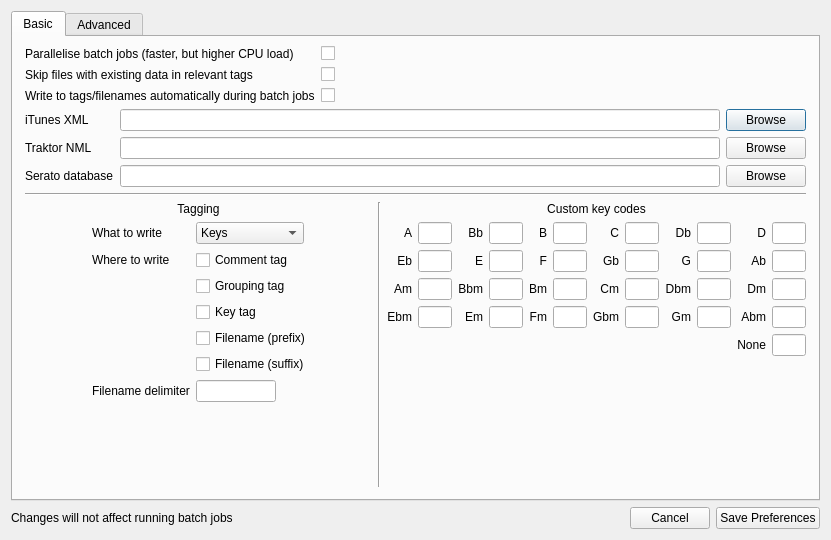
Old version of the form prefsdialog.ui in the repository ibsh/is_KeyFinder.
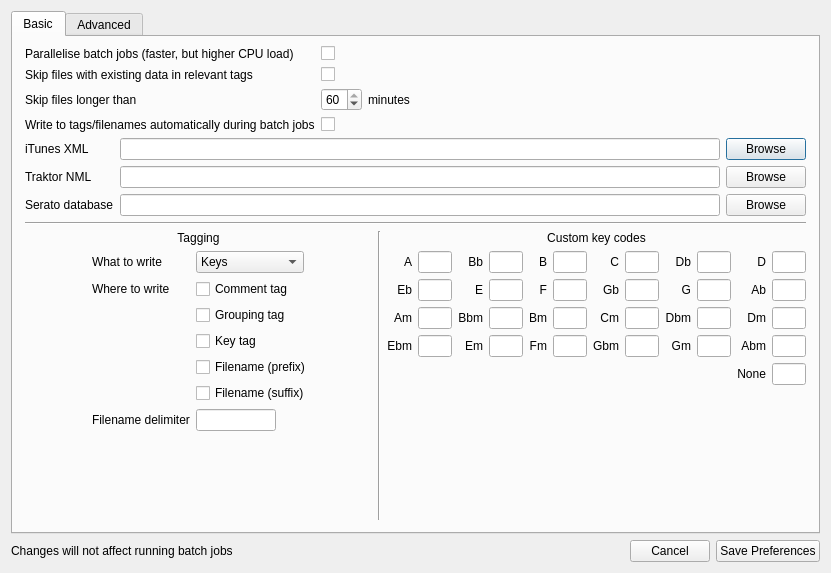
New version of the form.

Commit message: Skip files over specified duration, vbump.

The edit to the form file:
```diff
--- a/prefsdialog.ui
+++ b/prefsdialog.ui
@@ -10,7 +10,7 @@
     <x>0</x>
     <y>0</y>
     <width>831</width>
-    <height>540</height>
+    <height>573</height>
    </rect>
   </property>
   <property name="windowTitle">
@@ -69,20 +69,48 @@
            </property>
           </widget>
          </item>
-         <item row="2" column="0">
+         <item row="4" column="0">
           <widget class="QLabel" name="lbl_writeToFilesAutomatically">
            <property name="text">
             <string>Write to tags/filenames automatically during batch jobs</string>
            </property>
           </widget>
          </item>
-         <item row="2" column="1">
+         <item row="4" column="1">
           <widget class="QCheckBox" name="writeToFilesAutomatically">
            <property name="text">
             <string/>
            </property>
           </widget>
          </item>
+         <item row="3" column="1">
+          <layout class="QHBoxLayout" name="maxDurationLayout">
+           <item>
+            <widget class="QSpinBox" name="maxDuration">
+             <property name="maximum">
+              <number>60</number>
+             </property>
+             <property name="value">
+              <number>60</number>
+             </property>
+            </widget>
+           </item>
+           <item>
+            <widget class="QLabel" name="lbl_maxDuration2">
+             <property name="text">
+              <string>minutes</string>
+             </property>
+            </widget>
+           </item>
+          </layout>
+         </item>
+         <item row="3" column="0">
+          <widget class="QLabel" name="lbl_maxDuration">
+           <property name="text">
+            <string>Skip files longer than</string>
+           </property>
+          </widget>
+         </item>
         </layout>
        </item>
        <item>
```
Left out of the diff: 2 changed lines with no effect on the pictures. The commit also changes 9 other files.
